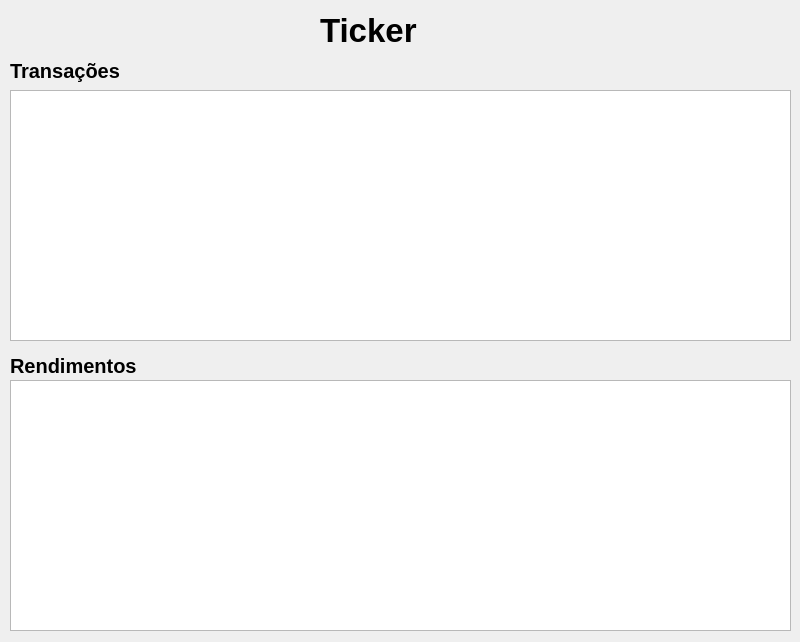
Qt form assetwindow.ui (ThiagoServulo/MyFinancialAssets) before a commit.
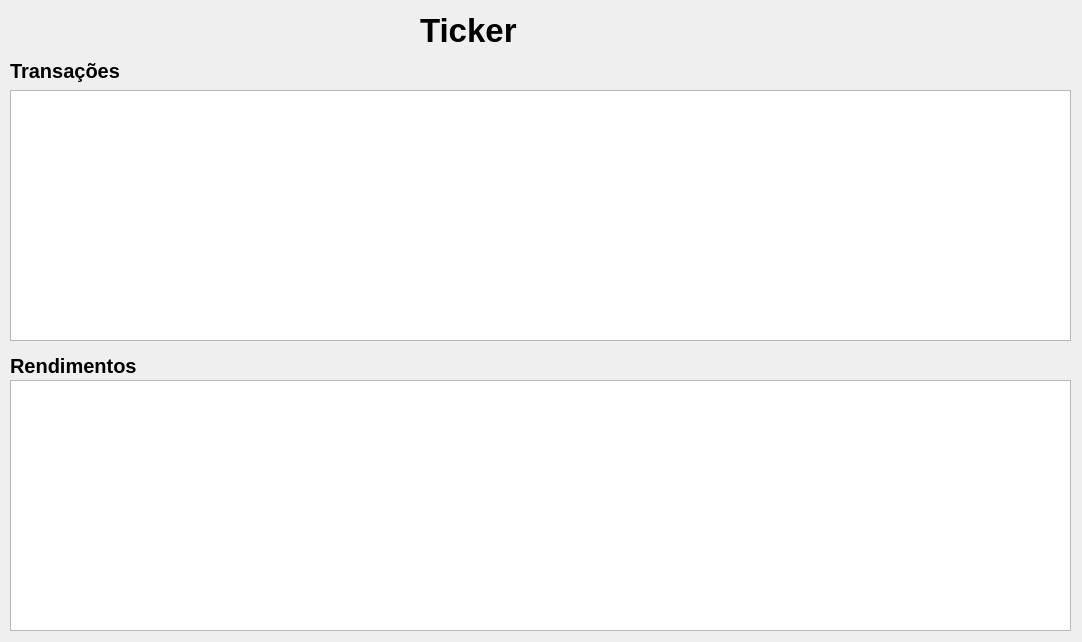
The same form after that commit.

Diff of the .ui file:
```diff
--- a/assetwindow.ui
+++ b/assetwindow.ui
@@ -6,7 +6,7 @@
    <rect>
     <x>0</x>
     <y>0</y>
-    <width>800</width>
+    <width>1082</width>
     <height>642</height>
    </rect>
   </property>
@@ -17,9 +17,9 @@
    <widget class="QLabel" name="label_ticker">
     <property name="geometry">
      <rect>
-      <x>320</x>
+      <x>420</x>
       <y>10</y>
-      <width>121</width>
+      <width>181</width>
       <height>41</height>
      </rect>
     </property>
@@ -39,7 +39,7 @@
      <rect>
       <x>10</x>
       <y>90</y>
-      <width>781</width>
+      <width>1061</width>
       <height>251</height>
      </rect>
     </property>
@@ -89,7 +89,7 @@
      <rect>
       <x>10</x>
       <y>380</y>
-      <width>781</width>
+      <width>1061</width>
       <height>251</height>
      </rect>
     </property>
```
Left out of the diff: 2 changed lines with no effect on the pictures.
